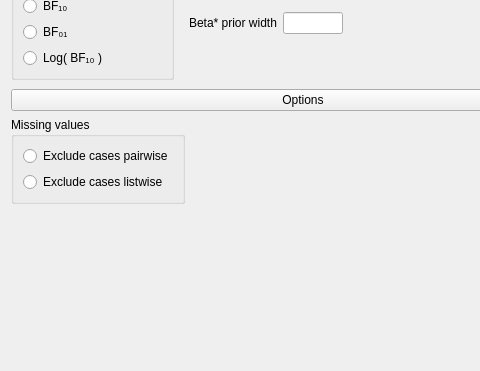
Before: the Qt Designer form JASP-Desktop/analysisforms/correlationbayesianform.ui in jasp-stats/jasp-desktop, drawn with Qt 5; both pictures show x 0 to 480 and y 505 to 876 of the 606 by 876 pixel window.
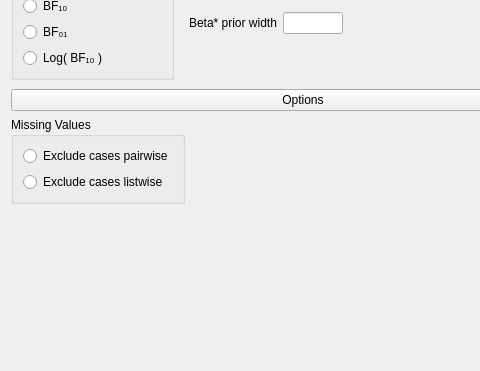
After: the same form once the commit is applied. Custom widgets are drawn as their Qt base class.

What changed in the file:
```diff
--- a/JASP-Desktop/analysisforms/correlationbayesianform.ui
+++ b/JASP-Desktop/analysisforms/correlationbayesianform.ui
@@ -494,7 +494,7 @@
          </sizepolicy>
         </property>
         <property name="title">
-         <string>Missing values</string>
+         <string>Missing Values</string>
         </property>
         <property name="flat">
          <bool>true</bool>
```
